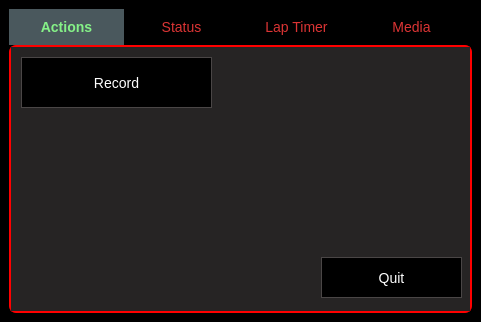
Before: the Qt Designer form zx6r_qt/mainwindow.ui in javirugo/telemetry, drawn with Qt 5.
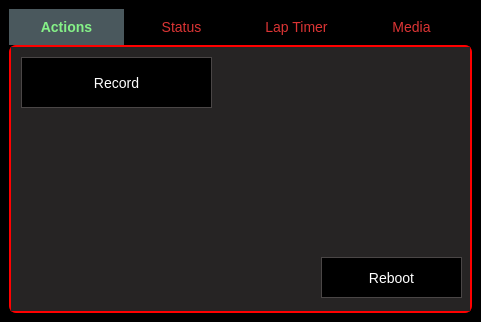
After: the same form once the commit is applied. The open tabs and pages were chosen to show the change.

The edit to the form file:
```diff
--- a/zx6r_qt/mainwindow.ui
+++ b/zx6r_qt/mainwindow.ui
@@ -88,7 +88,7 @@
          </rect>
         </property>
         <property name="text">
-         <string>Quit</string>
+         <string>Reboot</string>
         </property>
        </widget>
       </widget>
```
Left out of the diff: 20 changed lines with no effect on the pictures.
